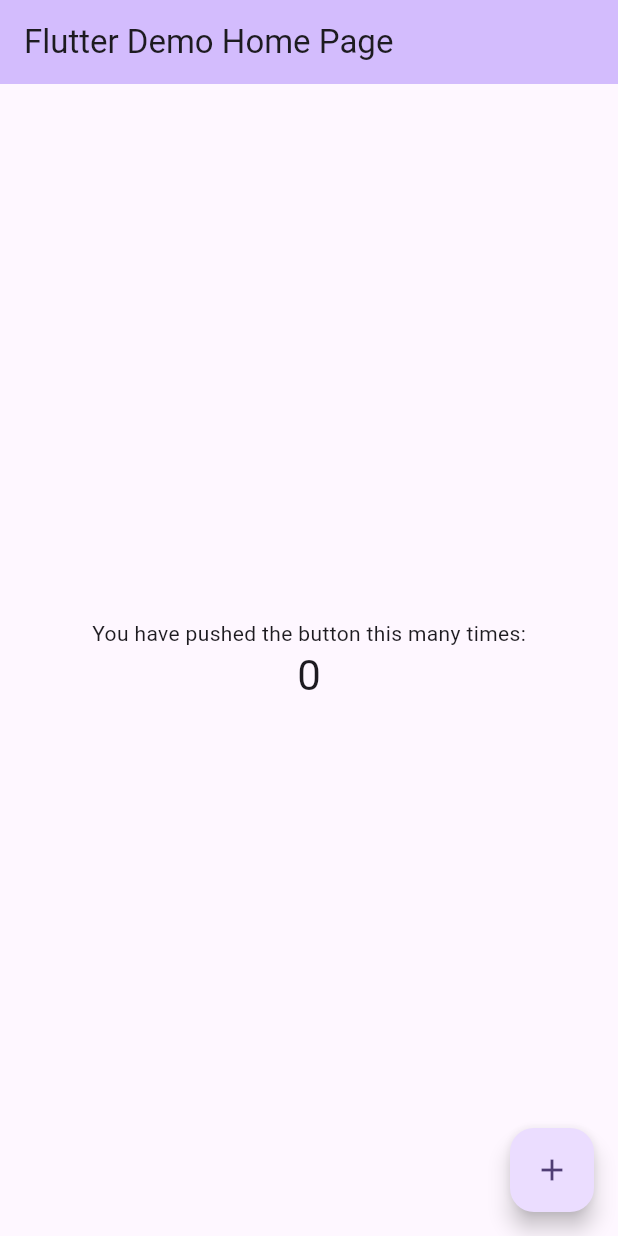
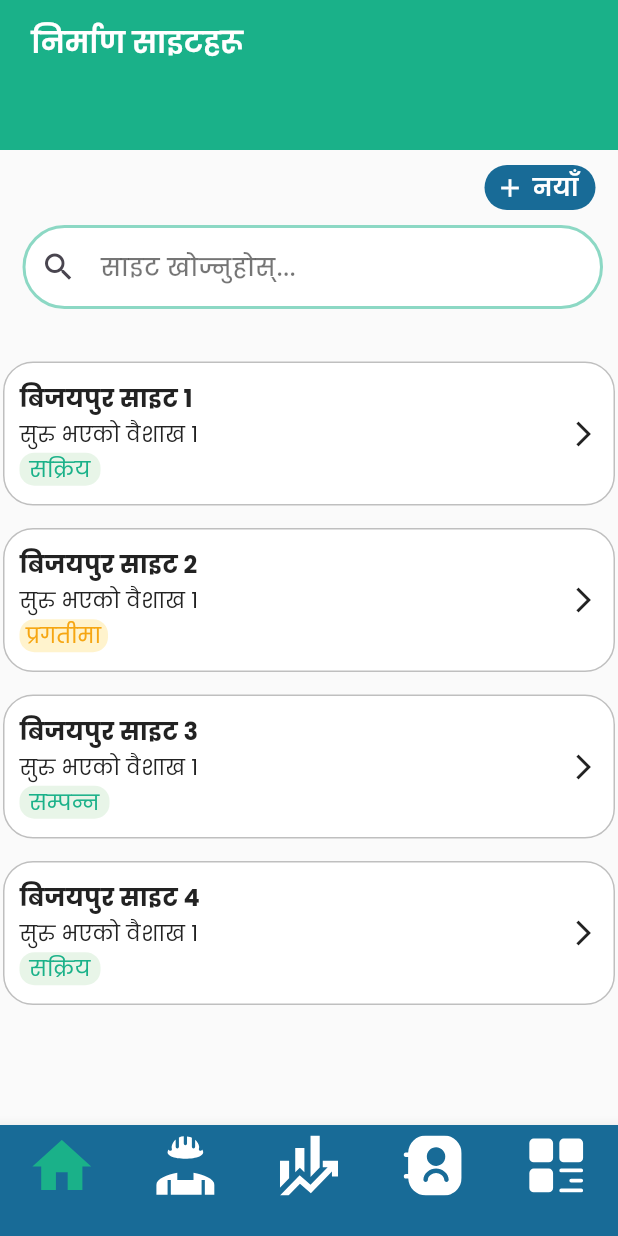
Before and after one commit to boharagopi/project-sahayogi-lite, a Flutter app: the screen it shows after launch, on a phone screen of 412 x 824 dp. Run offline on Flutter 3.47's test engine with Material 3 defaults, Android fonts, the phone set to English and light mode, and no system bars; our stand-ins replace flutter_svg, google_fonts.

Commit message:
construction site page

```diff
--- /dev/null
+++ b/lib/Construction_site.dart
@@ -0,0 +1,430 @@
+import 'package:flutter/material.dart';
+import 'package:flutter_svg/flutter_svg.dart';
+import 'package:sahayogi_lite/naya_site_nirman.dart';
+
+class ConstructionSite extends StatefulWidget {
+  const ConstructionSite({super.key});
+
+  @override
+  State<ConstructionSite> createState() => _ConstructionSiteState();
+}
+
+class _ConstructionSiteState extends State<ConstructionSite> {
+  int _selectedIndex = 0;
+  void _onItemTapped(int index) {
+    setState(() {
+      _selectedIndex = index;
+    });
+  }
+
+  @override
+  Widget build(BuildContext context) {
+    return Scaffold(
+      backgroundColor: Color(0xFFFAFAFA),
+      appBar: PreferredSize(
+        preferredSize: Size.fromHeight(100),
+        child: AppBar(
+          title: Text(
+            " निर्माण साइटहरू ",
+            style: TextStyle(
+              fontWeight: FontWeight.w600,
+              fontSize: 20,
+              color: Color(0xFFFFFFFF),
+            ),
+          ),
+          backgroundColor: Color(0xff1AB189),
+        ),
+      ),
+      body: Stack(
+        children : [
+          SafeArea(
+          child: Column(
+            children: [
+              Padding(
+                padding: const EdgeInsets.fromLTRB(15, 50, 10, 15),
+                child: TextField(
+                  decoration: InputDecoration(
+                    fillColor: Colors.white,
+                    filled: true,
+                    labelText: 'साइट खोज्नुहोस्...',
+                    labelStyle: TextStyle(
+                      color: Colors.black54,
+                      fontWeight: FontWeight.w500,
+                      fontSize: 16,
+                    ),
+                    prefixIcon: Icon(Icons.search),
+                    enabledBorder: OutlineInputBorder(
+                      borderRadius: BorderRadius.circular(30),
+                      borderSide: BorderSide(
+                        color: Color(0x801AB189),
+                        width: 2.0,
+                      ),
+                    ),
+                    focusedBorder: OutlineInputBorder(
+                      borderRadius: BorderRadius.circular(30),
+                      borderSide: BorderSide(
+                        color: Color(0xff1AB189),
+                        width: 2.0,
+                      ),
+                    ),
+                  ),
+                ),
+              ),
+              SizedBox(height: 20),
+              Container(
+                height: 96,
+                width: 408,
+                decoration: BoxDecoration(
+                  color: Colors.white,
+                  borderRadius: BorderRadius.circular(20),
+                  border: Border.all(color: Color(0x40000000), width: 1.0),
+                ),
+                child: Padding(
+                  padding: const EdgeInsets.all(10.0),
+                  child: Row(
+                    mainAxisAlignment: MainAxisAlignment.spaceBetween,
+                    crossAxisAlignment: CrossAxisAlignment.center,
+                    children: [
+                      Column(
+                        crossAxisAlignment: CrossAxisAlignment.start,
+                        mainAxisAlignment: MainAxisAlignment.spaceEvenly,
+
+                        children: [
+                          Text(
+                            'बिजयपुर साइट 1',
+                            style: TextStyle(
+                              fontWeight: FontWeight.w700,
+                              fontSize: 16,
+                              color: Color(0xFF222222),
+                            ),
+                          ),
+                          Text(
+                            "सुरु भएको वैशाख १",
+                            style: TextStyle(
+                              fontWeight: FontWeight.w400,
+                              fontSize: 14,
+                              color: Color(0xFF222222),
+                            ),
+                          ),
+                          Container(
+                            height: 22,
+                            width: 54,
+                            decoration: BoxDecoration(
+                              color: Color(0xffE8F5E8),
+                              borderRadius: BorderRadius.circular(10),
+                            ),
+                            alignment: Alignment.center,
+                            child: Text(
+                              'सक्रिय',
+                              style: TextStyle(
+                                fontWeight: FontWeight.w400,
+                                fontSize: 14,
+                                color: Color(0xff1AB189),
+                              ),
+                              textAlign: TextAlign.center,
+                            ),
+                          ),
+                        ],
+                      ),
+                      Icon(Icons.arrow_forward_ios, size: 20),
+                    ],
+                  ),
+                ),
+              ),
+              SizedBox(height: 15),
+              Container(
+                height: 96,
+                width: 408,
+                decoration: BoxDecoration(
+                  color: Colors.white,
+                  borderRadius: BorderRadius.circular(20),
+                  border: Border.all(color: Color(0x40000000), width: 1.0),
+                ),
+                child: Padding(
+                  padding: const EdgeInsets.all(10.0),
+                  child: Row(
+                    mainAxisAlignment: MainAxisAlignment.spaceBetween,
+                    crossAxisAlignment: CrossAxisAlignment.center,
+                    children: [
+                      Column(
+                        crossAxisAlignment: CrossAxisAlignment.start,
+                        mainAxisAlignment: MainAxisAlignment.spaceEvenly,
+
+                        children: [
+                          Text(
+                            'बिजयपुर साइट 2',
+                            style: TextStyle(
+                              fontWeight: FontWeight.w700,
+                              fontSize: 16,
+                              color: Color(0xFF222222),
+                            ),
+                          ),
+                          Text(
+                            "सुरु भएको वैशाख १",
+                            style: TextStyle(
+                              fontWeight: FontWeight.w400,
+                              fontSize: 14,
+                              color: Color(0xFF222222),
+                            ),
+                          ),
+                          Container(
+                            height: 22,
+                            width: 59,
+                            decoration: BoxDecoration(
+                              color: Color(0xFFFFF3CD),
+                              borderRadius: BorderRadius.circular(10),
+                            ),
+                            alignment: Alignment.center,
+                            child: Text(
+                              'प्रगतीमा',
+                              style: TextStyle(
+                                fontWeight: FontWeight.w400,
+                                fontSize: 14,
+                                color: Color(0xFFF6A612),
+                              ),
+                              textAlign: TextAlign.center,
+                            ),
+                          ),
+                        ],
+                      ),
+                      Icon(Icons.arrow_forward_ios, size: 20),
+                    ],
+                  ),
+                ),
+              ),
+              SizedBox(height: 15),
+              Container(
+                height: 96,
+                width: 408,
+                decoration: BoxDecoration(
+                  color: Colors.white,
+                  borderRadius: BorderRadius.circular(20),
+                  border: Border.all(color: Color(0x40000000), width: 1.0),
+                ),
+                child: Padding(
+                  padding: const EdgeInsets.all(10.0),
+                  child: Row(
+                    mainAxisAlignment: MainAxisAlignment.spaceBetween,
+                    crossAxisAlignment: CrossAxisAlignment.center,
+                    children: [
+                      Column(
+                        crossAxisAlignment: CrossAxisAlignment.start,
+                        mainAxisAlignment: MainAxisAlignment.spaceEvenly,
+
+                        children: [
+                          Text(
+                            'बिजयपुर साइट 3',
+                            style: TextStyle(
+                              fontWeight: FontWeight.w700,
+                              fontSize: 16,
+                              color: Color(0xFF222222),
+                            ),
+                          ),
+                          Text(
+                            "सुरु भएको वैशाख १",
+                            style: TextStyle(
+                              fontWeight: FontWeight.w400,
+                              fontSize: 14,
+                              color: Color(0xFF222222),
+                            ),
+                          ),
+                          Container(
+                            height: 22,
+                            width: 60,
+                            decoration: BoxDecoration(
+                              color: Color(0xffE8F5E8),
+                              borderRadius: BorderRadius.circular(10),
+                            ),
+                            alignment: Alignment.center,
+                            child: Text(
+                              'सम्पन्न',
+                              style: TextStyle(
+                                fontWeight: FontWeight.w400,
+                                fontSize: 14,
+                                color: Color(0xff1AB189),
+                              ),
+                              textAlign: TextAlign.center,
+                            ),
+                          ),
+                        ],
+                      ),
+                      Icon(Icons.arrow_forward_ios, size: 20),
+                    ],
+                  ),
+                ),
+              ),
+              SizedBox(height: 15),
+               Container(
+                height: 96,
+                width: 408,
+                decoration: BoxDecoration(
+                  color: Colors.white,
+                  borderRadius: BorderRadius.circular(20),
+                  border: Border.all(color: Color(0x40000000), width: 1.0),
+                ),
+                child: Padding(
+                  padding: const EdgeInsets.all(10.0),
+                  child: Row(
+                    mainAxisAlignment: MainAxisAlignment.spaceBetween,
+                    crossAxisAlignment: CrossAxisAlignment.center,
+                    children: [
+                      Column(
+                        crossAxisAlignment: CrossAxisAlignment.start,
+                        mainAxisAlignment: MainAxisAlignment.spaceEvenly,
+
+                        children: [
+                          Text(
+                            'बिजयपुर साइट 4',
+                            style: TextStyle(
+                              fontWeight: FontWeight.w700,
+                              fontSize: 16,
+                              color: Color(0xFF222222),
+                            ),
+                          ),
+                          Text(
+                            "सुरु भएको वैशाख १",
+                            style: TextStyle(
+                              fontWeight: FontWeight.w400,
+                              fontSize: 14,
+                              color: Color(0xFF222222),
+                            ),
+                          ),
+                          Container(
+                            height: 22,
+                            width: 54,
+                            decoration: BoxDecoration(
+                              color: Color(0xffE8F5E8),
+                              borderRadius: BorderRadius.circular(10),
+                            ),
+                            alignment: Alignment.center,
+                            child: Text(
+                              'सक्रिय',
+                              style: TextStyle(
+                                fontWeight: FontWeight.w400,
+                                fontSize: 14,
+                                color: Color(0xff1AB189),
+                              ),
+                              textAlign: TextAlign.center,
+                            ),
+                          ),
+                        ],
+                      ),
+                      Icon(Icons.arrow_forward_ios, size: 20),
+                    ],
+                  ),
+                ),
+              ),
+            ],
+          ),
+        ),
+        Positioned(
+          right: 15,
+          top: 10,
+          child:GestureDetector(
+            onTap: () {
+              // Navigate to the Add Construction Site page
+              Navigator.push(context, MaterialPageRoute(builder: (context)=> NayaSiteNirman()));
+            },
+            child: Container(
+            height: 30,
+            width: 74,
+            decoration: BoxDecoration(
+              color: Color(0xFF186B97),
+              borderRadius: BorderRadius.circular(20),
+            ),
+            child: Row(
+              mainAxisAlignment: MainAxisAlignment.center,
+              children: [
+               Icon(Icons.add, color: Colors.white, size: 20),
+                SizedBox(width: 5),
+                Text(
+                  'नयाँ ',
+                  style: TextStyle(
+                    fontWeight: FontWeight.w600,
+                    fontSize: 16,
+                    color: Colors.white,
+                  ),
+                ),
+              ],
+            ),
+
+                    ),
+          ) )
+        ]
+      ),
+      bottomNavigationBar: BottomNavigationBar(
+        currentIndex: _selectedIndex,
+        onTap: _onItemTapped,
+        backgroundColor: Color(0xFF186B97),
+        type: BottomNavigationBarType.fixed,
+        // selectedItemColor: Color(0xff1AB189),
+
+        // unselectedItemColor: Color(0xFF222222),
+        items: [
+          BottomNavigationBarItem(
+            icon: SvgPicture.asset(
+              'assets/images/home_icon.svg',
+              colorFilter: ColorFilter.mode(
+                _selectedIndex == 0 ? Color(0xFF1AB189) : Colors.white,
+                BlendMode.srcIn,
+              ),
+
+              // color: _selectedIndex == 0 ? Color(0xFF1AB189) : Colors.white,
+              height: 40,
+              width: 40,
+            ),
+            label: '',
+          ),
+          BottomNavigationBarItem(
+            icon: SvgPicture.asset(
+              'assets/images/Construction_site.svg',
+              colorFilter: ColorFilter.mode(
+                _selectedIndex == 1 ? Color(0xFF1AB189) : Colors.white,
+                BlendMode.srcIn,
+              ),
+              height: 40,
+              width: 40,
+            ),
+            label: '',
+          ),
+          BottomNavigationBarItem(
+            icon: SvgPicture.asset(
+              'assets/images/Amdani_kharcha.svg',
+              colorFilter: ColorFilter.mode(
+                _selectedIndex == 2 ? Color(0xFF1AB189) : Colors.white,
+                BlendMode.srcIn,
+              ),
+              height: 40,
+              width: 40,
+            ),
+            label: '',
+          ),
+          BottomNavigationBarItem(
+            icon: SvgPicture.asset(
+              'assets/images/Party.svg',
+              colorFilter: ColorFilter.mode(
+                _selectedIndex == 3 ? Color(0xFF1AB189) : Colors.white,
+                BlendMode.srcIn,
+              ),
+              height: 40,
+              width: 40,
+            ),
+            label: '',
+          ),
+          BottomNavigationBarItem(
+            icon: SvgPicture.asset(
+              'assets/images/profile_summary.svg',
+              colorFilter: ColorFilter.mode(
+                _selectedIndex == 4 ? Color(0xFF1AB189) : Colors.white,
+                BlendMode.srcIn,
+              ),
+              height: 40,
+              width: 40,
+            ),
+            label: '',
+          ),
+        ],
+      ),
+    );
+  }
+}
--- a/lib/main.dart
+++ b/lib/main.dart
@@ -1,122 +1,34 @@
 import 'package:flutter/material.dart';
+import 'package:google_fonts/google_fonts.dart';
+import 'package:sahayogi_lite/Construction_site.dart';
 
-void main() {
+void main () {
   runApp(const MyApp());
 }
-
-class MyApp extends StatelessWidget {
+class MyApp extends StatefulWidget {
   const MyApp({super.key});
 
-  // This widget is the root of your application.
+  @override
+  State<MyApp> createState() => _MyAppState();
+}
+
+class _MyAppState extends State<MyApp> {
   @override
   Widget build(BuildContext context) {
     return MaterialApp(
-      title: 'Flutter Demo',
+      debugShowCheckedModeBanner: false,
+      home : ConstructionSite(),
       theme: ThemeData(
-        // This is the theme of your application.
-        //
-        // TRY THIS: Try running your application with "flutter run". You'll see
-        // the application has a purple toolbar. Then, without quitting the app,
-        // try changing the seedColor in the colorScheme below to Colors.green
-        // and then invoke "hot reload" (save your changes or press the "hot
-        // reload" button in a Flutter-supported IDE, or press "r" if you used
-        // the command line to start the app).
-        //
-        // Notice that the counter didn't reset back to zero; the application
-        // state is not lost during the reload. To reset the state, use hot
-        // restart instead.
-        //
-        // This works for code too, not just values: Most code changes can be
-        // tested with just a hot reload.
-        colorScheme: ColorScheme.fromSeed(seedColor: Colors.deepPurple),
+        textTheme: GoogleFonts.poppinsTextTheme(
+          Theme.of(context).textTheme.apply(
+            // bodyColor: Colors.black,
+            // displayColor: Colors.black,
+          ),
+        ),
       ),
-      home: const MyHomePage(title: 'Flutter Demo Home Page'),
+
+
+
     );
   }
 }
-
-class MyHomePage extends StatefulWidget {
-  const MyHomePage({super.key, required this.title});
-
-  // This widget is the home page of your application. It is stateful, meaning
-  // that it has a State object (defined below) that contains fields that affect
-  // how it looks.
-
-  // This class is the configuration for the state. It holds the values (in this
-  // case the title) provided by the parent (in this case the App widget) and
-  // used by the build method of the State. Fields in a Widget subclass are
-  // always marked "final".
-
-  final String title;
-
-  @override
-  State<MyHomePage> createState() => _MyHomePageState();
-}
-
-class _MyHomePageState extends State<MyHomePage> {
-  int _counter = 0;
-
-  void _incrementCounter() {
-    setState(() {
-      // This call to setState tells the Flutter framework that something has
-      // changed in this State, which causes it to rerun the build method below
-      // so that the display can reflect the updated values. If we changed
-      // _counter without calling setState(), then the build method would not be
-      // called again, and so nothing would appear to happen.
-      _counter++;
-    });
-  }
-
-  @override
-  Widget build(BuildContext context) {
-    // This method is rerun every time setState is called, for instance as done
-    // by the _incrementCounter method above.
-    //
-    // The Flutter framework has been optimized to make rerunning build methods
-    // fast, so that you can just rebuild anything that needs updating rather
-    // than having to individually change instances of widgets.
-    return Scaffold(
-      appBar: AppBar(
-        // TRY THIS: Try changing the color here to a specific color (to
-        // Colors.amber, perhaps?) and trigger a hot reload to see the AppBar
-        // change color while the other colors stay the same.
-        backgroundColor: Theme.of(context).colorScheme.inversePrimary,
-        // Here we take the value from the MyHomePage object that was created by
-        // the App.build method, and use it to set our appbar title.
-        title: Text(widget.title),
-      ),
-      body: Center(
-        // Center is a layout widget. It takes a single child and positions it
-        // in the middle of the parent.
-        child: Column(
-          // Column is also a layout widget. It takes a list of children and
-          // arranges them vertically. By default, it sizes itself to fit its
-          // children horizontally, and tries to be as tall as its parent.
-          //
-          // Column has various properties to control how it sizes itself and
-          // how it positions its children. Here we use mainAxisAlignment to
-          // center the children vertically; the main axis here is the vertical
-          // axis because Columns are vertical (the cross axis would be
-          // horizontal).
-          //
-          // TRY THIS: Invoke "debug painting" (choose the "Toggle Debug Paint"
-          // action in the IDE, or press "p" in the console), to see the
-          // wireframe for each widget.
-          mainAxisAlignment: MainAxisAlignment.center,
-          children: <Widget>[
-            const Text('You have pushed the button this many times:'),
-            Text(
-              '$_counter',
-              style: Theme.of(context).textTheme.headlineMedium,
-            ),
-          ],
-        ),
-      ),
-      floatingActionButton: FloatingActionButton(
-        onPressed: _incrementCounter,
-        tooltip: 'Increment',
-        child: const Icon(Icons.add),
-      ), // This trailing comma makes auto-formatting nicer for build methods.
-    );
-  }
-}
--- /dev/null
+++ b/lib/naya_site_nirman.dart
@@ -0,0 +1,116 @@
+import 'package:flutter/material.dart';
+import 'package:flutter_svg/svg.dart';
+
+class NayaSiteNirman extends StatefulWidget {
+  const NayaSiteNirman({super.key});
+
+  @override
+  State<NayaSiteNirman> createState() => _NayaSiteNirmanState();
+}
+
+class _NayaSiteNirmanState extends State<NayaSiteNirman> {
+  int _selectedIndex = 0;
+  void _onItemTapped(int index) {
+    setState(() {
+      _selectedIndex = index;
+    });
+    // Add navigation logic here if needed
+    // For example, you can use Navigator.push to navigate to different pages
+    // based on the selected index.
+  }
+  @override
+  Widget build(BuildContext context) {
+    return Scaffold(
+      backgroundColor: Color(0xFFFAFAFA),
+      appBar: PreferredSize(
+        preferredSize: Size.fromHeight(100),
+        child: AppBar(
+          title: Text(
+            " नयाँ साइट निर्माण   ",
+            style: TextStyle(
+              fontWeight: FontWeight.w600,
+              fontSize: 20,
+              color: Color(0xFFFFFFFF),
+            ),
+          ),
+          backgroundColor: Color(0xff1AB189),
+        ),
+      ),
+      body: Container(),
+      bottomNavigationBar: BottomNavigationBar(
+        currentIndex: _selectedIndex,
+        onTap: _onItemTapped,
+        backgroundColor: Color(0xFF186B97),
+        type: BottomNavigationBarType.fixed,
+        // selectedItemColor: Color(0xff1AB189),
+
+        // unselectedItemColor: Color(0xFF222222),
+        items: [
+          BottomNavigationBarItem(
+            icon: SvgPicture.asset(
+              'assets/images/home_icon.svg',
+              colorFilter: ColorFilter.mode(
+                _selectedIndex == 0 ? Color(0xFF1AB189) : Colors.white,
+                BlendMode.srcIn,
+              ),
+
+              // color: _selectedIndex == 0 ? Color(0xFF1AB189) : Colors.white,
+              height: 40,
+              width: 40,
+            ),
+            label: '',
+          ),
+          BottomNavigationBarItem(
+            icon: SvgPicture.asset(
+              'assets/images/Construction_site.svg',
+              colorFilter: ColorFilter.mode(
+                _selectedIndex == 1 ? Color(0xFF1AB189) : Colors.white,
+                BlendMode.srcIn,
+              ),
+              height: 40,
+              width: 40,
+            ),
+            label: '',
+          ),
+          BottomNavigationBarItem(
+            icon: SvgPicture.asset(
+              'assets/images/Amdani_kharcha.svg',
+              colorFilter: ColorFilter.mode(
+                _selectedIndex == 2 ? Color(0xFF1AB189) : Colors.white,
+                BlendMode.srcIn,
+              ),
+              height: 40,
+              width: 40,
+            ),
+            label: '',
+          ),
+          BottomNavigationBarItem(
+            icon: SvgPicture.asset(
+              'assets/images/Party.svg',
+              colorFilter: ColorFilter.mode(
+                _selectedIndex == 3 ? Color(0xFF1AB189) : Colors.white,
+                BlendMode.srcIn,
+              ),
+              height: 40,
+              width: 40,
+            ),
+            label: '',
+          ),
+          BottomNavigationBarItem(
+            icon: SvgPicture.asset(
+              'assets/images/profile_summary.svg',
+              colorFilter: ColorFilter.mode(
+                _selectedIndex == 4 ? Color(0xFF1AB189) : Colors.white,
+                BlendMode.srcIn,
+              ),
+              height: 40,
+              width: 40,
+            ),
+            label: '',
+          ),
+        ],
+      ),
+
+    );
+  }
+}
--- a/pubspec.yaml
+++ b/pubspec.yaml
@@ -30,10 +30,12 @@ environment:
 dependencies:
   flutter:
     sdk: flutter
+  flutter_svg: ^2.0.7
 
   # The following adds the Cupertino Icons font to your application.
   # Use with the CupertinoIcons class for iOS style icons.
   cupertino_icons: ^1.0.8
+  google_fonts: ^6.2.1
 
 dev_dependencies:
   flutter_test:
@@ -58,8 +60,8 @@ flutter:
   uses-material-design: true
 
   # To add assets to your application, add an assets section, like this:
-  # assets:
-  #   - images/a_dot_burr.jpeg
+  assets:
+    - assets/images/
   #   - images/a_dot_ham.jpeg
 
   # An image asset can refer to one or more resolution-specific "variants", see
```
Also changed, not shown: assets/images/Amdani_kharcha.svg (added), assets/images/Construction_site.svg (added), assets/images/Party.svg (added), assets/images/home_icon.svg (added), assets/images/profile_summary.svg (added), pubspec.lock, 11 other files.
